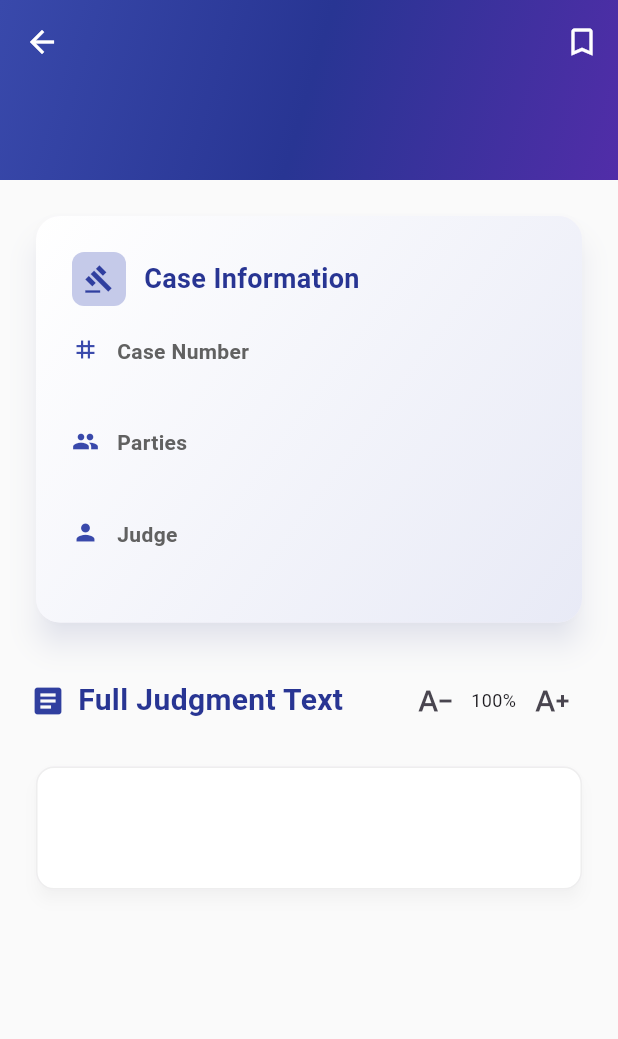
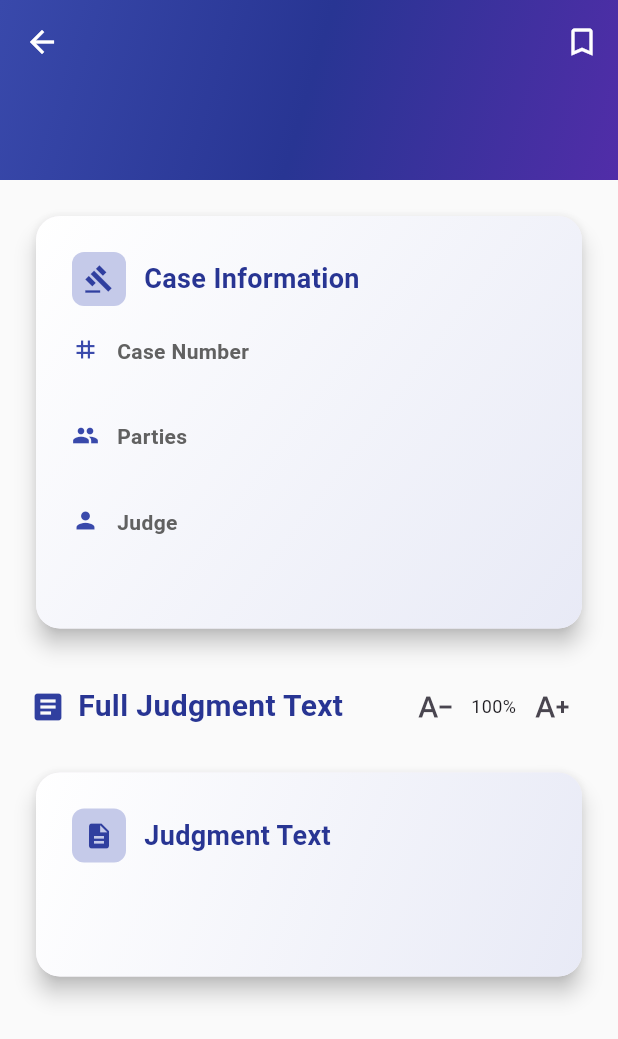
Before and after one commit to ctkqiang/identity_scanner, a Flutter app: the ShowFullPage screen opened directly with empty values, on a phone screen of 412 x 824 dp. Shown: the top 1039 px of the screen. Run offline on Flutter 3.47's test engine with Material 3 defaults, Android fonts, the phone set to English and light mode, and no system bars; missing offline and left inert: flutter_inappwebview.

Commit message:
feat: 更新应用名称、图标并添加HTML解析功能
- 将应用名称改为"Malaysia eJudgment"
- 添加新的应用图标并配置flutter_launcher_icons
- 引入html包用于解析HTML内容
- 在结果列表和详情页中去除HTML标签
- 优化详情页的当事人信息展示格式
- 更新底部版权信息和描述文本

```diff
--- a/lib/main.dart
+++ b/lib/main.dart
@@ -25,7 +25,7 @@ class MyApp extends StatelessWidget {
     return AnnotatedRegion<SystemUiOverlayStyle>(
       value: SystemUiOverlayStyle.dark,
       child: MaterialApp(
-        title: 'eJudgment Scanner',
+        title: 'Malaysia eJudgment',
         debugShowCheckedModeBanner: false,
         theme: ThemeData(
           primarySwatch: Colors.indigo,
--- a/lib/pages/search_pages.dart
+++ b/lib/pages/search_pages.dart
@@ -422,21 +422,37 @@ class _SearchPageState extends State<SearchPage>
                         ),
                       ],
 
-                      const SizedBox(height: 24),
+                      const SizedBox(height: 100),
+
                       // 底部提示信息
                       Container(
                         padding: const EdgeInsets.symmetric(vertical: 8),
-                        child: Row(
+                        child: Column(
                           mainAxisAlignment: MainAxisAlignment.center,
                           children: const [
-                            Icon(
-                              Icons.copyright,
-                              size: 16,
-                              color: Colors.indigo,
+                            Row(
+                              mainAxisAlignment: MainAxisAlignment.center,
+                              children: [
+                                Icon(
+                                  Icons.copyright,
+                                  size: 16,
+                                  color: Colors.indigo,
+                                ),
+                                SizedBox(width: 4),
+                                Text(
+                                  '2025 Malaysian eJugement | Built by ctkqiang',
+                                  textAlign: TextAlign.center,
+                                  style: TextStyle(
+                                    color: Colors.indigo,
+                                    fontWeight: FontWeight.w500,
+                                    fontSize: 12,
+                                  ),
+                                ),
+                              ],
                             ),
                             SizedBox(width: 4),
                             Text(
-                              '2025 电子判决搜索系统 | 由钟智强开发',
+                              'This app is built dedicated to Malaysian Court with ❤️',
                               textAlign: TextAlign.center,
                               style: TextStyle(
                                 color: Colors.indigo,
--- a/lib/pages/show_full.dart
+++ b/lib/pages/show_full.dart
@@ -2,6 +2,7 @@
 
 import 'package:flutter/material.dart';
 import 'package:flutter/services.dart';
+import 'package:html/parser.dart' show parse;
 
 class ShowFullPage extends StatefulWidget {
   final String caseNo;
@@ -23,10 +24,33 @@ class ShowFullPage extends StatefulWidget {
 
 class _ShowFullPageState extends State<ShowFullPage>
     with SingleTickerProviderStateMixin {
-  late AnimationController _fadeController;
-  late Animation<double> _fadeAnimation;
+  late final AnimationController _fadeController;
+  late final Animation<double> _fadeAnimation;
   double _textScale = 1.0;
   bool _isBookmarked = false;
+
+  String stripHtmlTags(String htmlString) {
+    return parse(htmlString).documentElement?.text.trim() ?? '';
+  }
+
+  String cleanPartiesF(String text) {
+    final pattern = RegExp(
+      r'(PLAINTIF|DEFENDAN|PERAYU|RESPONDEN|PEMOHON)(.*?)(?=PLAINTIF|DEFENDAN|PERAYU|RESPONDEN|PEMOHON|$)',
+      caseSensitive: false,
+    );
+
+    final buffer = StringBuffer();
+
+    for (final match in pattern.allMatches(text)) {
+      final role = match.group(1)?.toUpperCase();
+      final name = match.group(2)?.trim();
+      if (role != null && name != null && name.isNotEmpty) {
+        buffer.writeln('$role: $name');
+      }
+    }
+
+    return buffer.toString().trim();
+  }
 
   @override
   void initState() {
@@ -75,7 +99,7 @@ class _ShowFullPageState extends State<ShowFullPage>
               ),
               child: FlexibleSpaceBar(
                 title: Text(
-                  widget.caseNo,
+                  stripHtmlTags(widget.caseNo),
                   style: const TextStyle(
                     fontWeight: FontWeight.w600,
                     fontSize: 16,
@@ -108,87 +132,28 @@ class _ShowFullPageState extends State<ShowFullPage>
                 child: Column(
                   crossAxisAlignment: CrossAxisAlignment.start,
                   children: [
-                    // Case Information Card
-                    Card(
-                      elevation: 8,
-                      shadowColor: Colors.indigo.withOpacity(0.2),
-                      shape: RoundedRectangleBorder(
-                        borderRadius: BorderRadius.circular(16),
-                      ),
-                      child: Container(
-                        decoration: BoxDecoration(
-                          borderRadius: BorderRadius.circular(16),
-                          gradient: LinearGradient(
-                            begin: Alignment.topLeft,
-                            end: Alignment.bottomRight,
-                            colors: [Colors.white, Colors.indigo.shade50],
-                          ),
-                        ),
-                        child: Padding(
-                          padding: const EdgeInsets.all(24.0),
-                          child: Column(
-                            crossAxisAlignment: CrossAxisAlignment.start,
+                    _buildSectionCard(
+                      icon: Icons.gavel,
+                      title: 'Case Information',
                       children: [
-                              Row(
-                                children: [
-                                  Container(
-                                    padding: const EdgeInsets.all(8),
-                                    decoration: BoxDecoration(
-                                      color: Colors.indigo.shade100,
-                                      borderRadius: BorderRadius.circular(8),
-                                    ),
-                                    child: Icon(
-                                      Icons.gavel,
-                                      color: Colors.indigo.shade700,
-                                      size: 20,
-                                    ),
-                                  ),
-                                  const SizedBox(width: 12),
-                                  Expanded(
-                                    child: Column(
-                                      crossAxisAlignment:
-                                          CrossAxisAlignment.start,
-                                      children: [
-                                        Text(
-                                          'Case Information',
-                                          style: TextStyle(
-                                            fontSize: 18,
-                                            fontWeight: FontWeight.bold,
-                                            color: Colors.indigo.shade800,
-                                          ),
-                                        ),
-                                      ],
-                                    ),
-                                  ),
-                                ],
-                              ),
-                              const SizedBox(height: 20),
                         _buildInfoRow(
                           'Case Number',
-                                widget.caseNo,
+                          stripHtmlTags(widget.caseNo),
                           Icons.tag,
                         ),
-                              const SizedBox(height: 16),
                         _buildInfoRow(
                           'Parties',
-                                widget.parties,
+                          stripHtmlTags(cleanPartiesF(widget.parties)),
                           Icons.people,
                         ),
-                              const SizedBox(height: 16),
                         _buildInfoRow(
                           'Judge',
-                                widget.judge,
+                          stripHtmlTags(widget.judge),
                           Icons.person,
                         ),
                       ],
                     ),
-                        ),
-                      ),
-                    ),
-
                     const SizedBox(height: 24),
-
-                    // Text Scale Controls
                     Row(
                       mainAxisAlignment: MainAxisAlignment.spaceBetween,
                       children: [
@@ -238,29 +203,12 @@ class _ShowFullPageState extends State<ShowFullPage>
                         ),
                       ],
                     ),
-
                     const SizedBox(height: 16),
-
-                    // Full Text Card
-                    Card(
-                      elevation: 4,
-                      shadowColor: Colors.grey.withOpacity(0.1),
-                      shape: RoundedRectangleBorder(
-                        borderRadius: BorderRadius.circular(12),
-                      ),
-                      child: Container(
-                        width: double.infinity,
-                        padding: const EdgeInsets.all(24.0),
-                        decoration: BoxDecoration(
-                          borderRadius: BorderRadius.circular(12),
-                          color: Colors.white,
-                          border: Border.all(
-                            color: Colors.grey.shade200,
-                            width: 1,
-                          ),
-                        ),
+                    _buildSectionCard(
+                      icon: Icons.description,
+                      title: 'Judgment Text',
                       child: SelectableText(
-                          widget.fullText,
+                        stripHtmlTags(widget.fullText),
                         style: TextStyle(
                           fontSize: 16 * _textScale,
                           height: 1.6,
@@ -269,8 +217,6 @@ class _ShowFullPageState extends State<ShowFullPage>
                         ),
                       ),
                     ),
-                    ),
-
                     const SizedBox(height: 32),
                   ],
                 ),
@@ -283,7 +229,9 @@ class _ShowFullPageState extends State<ShowFullPage>
   }
 
   Widget _buildInfoRow(String label, String value, IconData icon) {
-    return Row(
+    return Padding(
+      padding: const EdgeInsets.only(bottom: 12.0),
+      child: Row(
         crossAxisAlignment: CrossAxisAlignment.start,
         children: [
           Icon(icon, size: 18, color: Colors.indigo.shade600),
@@ -313,6 +261,62 @@ class _ShowFullPageState extends State<ShowFullPage>
             ),
           ),
         ],
+      ),
+    );
+  }
+
+  Widget _buildSectionCard({
+    required IconData icon,
+    required String title,
+    List<Widget>? children,
+    Widget? child,
+  }) {
+    return Card(
+      elevation: 6,
+      shape: RoundedRectangleBorder(borderRadius: BorderRadius.circular(16)),
+      child: Container(
+        width: double.infinity,
+        padding: const EdgeInsets.all(24.0),
+        decoration: BoxDecoration(
+          borderRadius: BorderRadius.circular(16),
+          gradient: LinearGradient(
+            colors: [Colors.white, Colors.indigo.shade50],
+            begin: Alignment.topLeft,
+            end: Alignment.bottomRight,
+          ),
+        ),
+        child: Column(
+          crossAxisAlignment: CrossAxisAlignment.start,
+          children: [
+            Row(
+              children: [
+                Container(
+                  padding: const EdgeInsets.all(8),
+                  decoration: BoxDecoration(
+                    color: Colors.indigo.shade100,
+                    borderRadius: BorderRadius.circular(8),
+                  ),
+                  child: Icon(icon, color: Colors.indigo.shade700, size: 20),
+                ),
+                const SizedBox(width: 12),
+                Expanded(
+                  child: Text(
+                    title,
+                    style: TextStyle(
+                      fontSize: 18,
+                      fontWeight: FontWeight.bold,
+                      color: Colors.indigo.shade800,
+                    ),
+                  ),
+                ),
+              ],
+            ),
+            const SizedBox(height: 20),
+            if (children != null) ...children,
+            if (child != null) child,
+          ],
+        ),
+      ),
     );
   }
 }
--- a/lib/pages/show_result_list.dart
+++ b/lib/pages/show_result_list.dart
@@ -1,4 +1,5 @@
 import 'package:flutter/material.dart';
+import 'package:html/parser.dart';
 import 'package:identity_scanner/controller/get.controller.dart';
 import 'package:identity_scanner/models/ejudgmentresponse.models.dart';
 import 'package:identity_scanner/models/search_item.models.dart';
@@ -20,6 +21,10 @@ class _ResultListPageState extends State<ResultListPage> {
   String _filterCourtLevel = 'All';
   bool _showDefamationOnly = false;
   bool _showCorruptionOnly = false;
+
+  String stripHtmlTags(String htmlString) {
+    return parse(htmlString).documentElement?.text.trim() ?? '';
+  }
 
   void openUrl(String url) async {
     final uri = Uri.parse(url);
@@ -276,7 +281,7 @@ class _ResultListPageState extends State<ResultListPage> {
               style: TextStyle(fontWeight: FontWeight.bold),
             ),
             const SizedBox(height: 4),
-            Text(item.keyWord),
+            Text(stripHtmlTags(item.keyWord)),
             const SizedBox(height: 12),
           ],
 
```
Also changed, not shown: pubspec.yaml (+10 -2 lines), assets/logo.png (added), pubspec.lock, 6 other files. Lines whose indentation alone changed are shown as unchanged.
